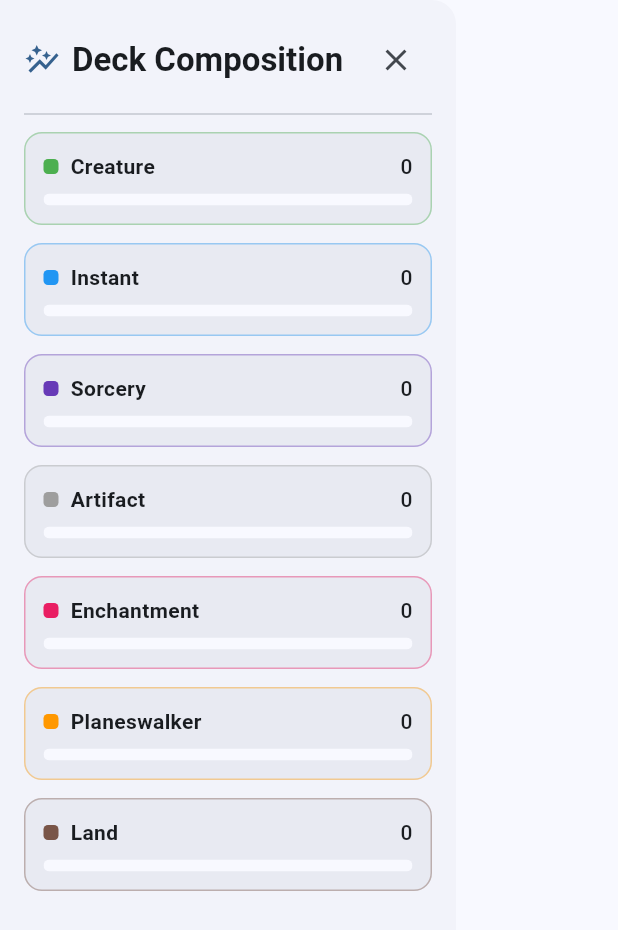
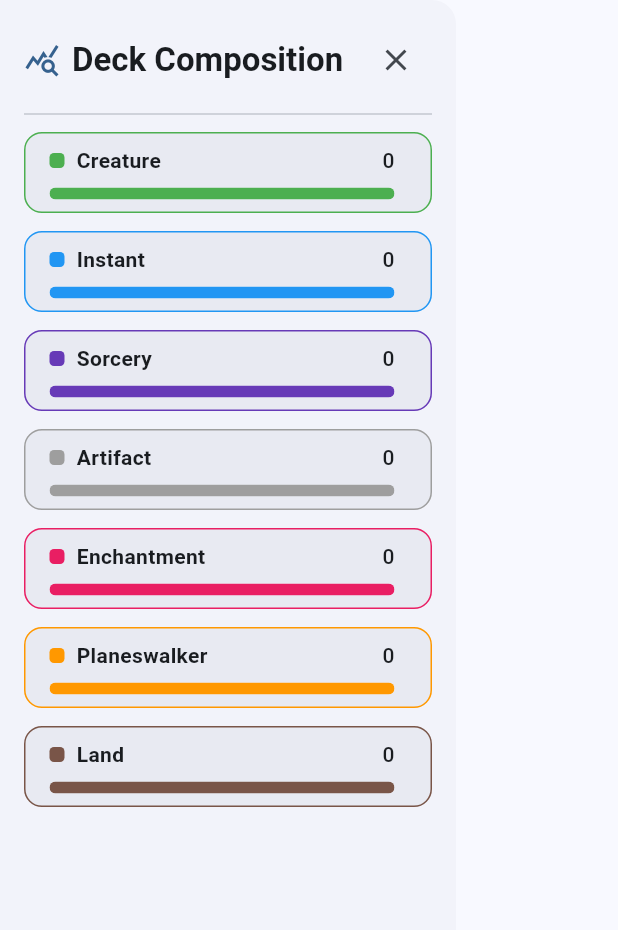
Before and after one commit to CollinDietz/edhrec_commander_tinder, a Flutter app: the DeckCompositionDrawer widget shown alone on an empty page, opened directly with empty values, on a phone screen of 412 x 824 dp. Shown: the top 930 px of the screen. Run offline on Flutter 3.47's test engine with Material 3 defaults, Android fonts, the phone set to English and light mode, and no system bars; our stand-ins replace flutter_svg, swipe_cards.

Commit message:
Looking good

```diff
--- /dev/null
+++ b/lib/widgets/category_tile.dart
@@ -0,0 +1,36 @@
+import 'package:flutter/material.dart';
+
+const categoryColors = <String, Color>{
+  'Creature': Colors.green,
+  'Instant': Colors.blue,
+  'Sorcery': Colors.deepPurple,
+  'Artifact': Colors.grey,
+  'Enchantment': Colors.pink,
+  'Planeswalker': Colors.orange,
+  'Land': Colors.brown,
+};
+
+class CategoryTile extends StatelessWidget {
+  final String category;
+  final Widget child;
+  const CategoryTile({required this.child, required this.category});
+
+  @override
+  Widget build(BuildContext context) {
+    final theme = Theme.of(context);
+
+    return ListTile(
+      title: child,
+      tileColor: theme.colorScheme.surfaceVariant.withOpacity(0.5),
+      shape: RoundedRectangleBorder(
+        side: BorderSide(
+          color: categoryColors[category]!.withOpacity(1),
+          width: 1, // thicker border
+        ),
+        borderRadius: BorderRadius.circular(12),
+      ),
+      // dense: true,
+      visualDensity: VisualDensity.compact,
+    );
+  }
+}
--- a/lib/widgets/deck_composition_drawer.dart
+++ b/lib/widgets/deck_composition_drawer.dart
@@ -1,3 +1,4 @@
+import 'package:edhrec_commander_tinder/widgets/category_tile.dart';
 import 'package:flutter/material.dart';
 import 'package:provider/provider.dart';
 import 'package:edhrec_commander_tinder/controllers/deck_controller.dart';
@@ -7,15 +8,26 @@ class DeckCompositionDrawer extends StatelessWidget {
   final DeckController deckCtrl;
   const DeckCompositionDrawer({super.key, required this.deckCtrl});
 
-  static final _categories = <_CatSpec>[
-    _CatSpec('Creature', Colors.green, (t) => t.contains('Creature')),
-    _CatSpec('Instant', Colors.blue, (t) => t.contains('Instant')),
-    _CatSpec('Sorcery', Colors.deepPurple, (t) => t.contains('Sorcery')),
-    _CatSpec('Artifact', Colors.grey, (t) => t.contains('Artifact')),
-    _CatSpec('Enchantment', Colors.pink, (t) => t.contains('Enchantment')),
-    _CatSpec('Planeswalker', Colors.orange, (t) => t.contains('Planeswalker')),
-    _CatSpec('Land', Colors.brown, (t) => t.contains('Land')),
-  ];
+  Widget _titleRow(BuildContext context) {
+    return Row(
+      children: [
+        Icon(Icons.query_stats, color: Theme.of(context).colorScheme.primary),
+        const SizedBox(width: 8),
+        Text(
+          'Deck Composition',
+          style: Theme.of(
+            context,
+          ).textTheme.titleLarge?.copyWith(fontWeight: FontWeight.w600),
+        ),
+        const Spacer(),
+        IconButton(
+          tooltip: 'Close',
+          icon: const Icon(Icons.close),
+          onPressed: () => Navigator.of(context).maybePop(),
+        ),
+      ],
+    );
+  }
 
   @override
   Widget build(BuildContext context) {
@@ -35,40 +47,24 @@ class DeckCompositionDrawer extends StatelessWidget {
           child: Column(
             crossAxisAlignment: CrossAxisAlignment.start,
             children: [
-              Row(
-                children: [
-                  Icon(
-                    Icons.auto_graph,
-                    color: Theme.of(context).colorScheme.primary,
-                  ),
-                  const SizedBox(width: 8),
-                  Text(
-                    'Deck Composition',
-                    style: Theme.of(context).textTheme.titleLarge?.copyWith(
-                      fontWeight: FontWeight.w600,
-                    ),
-                  ),
-                  const Spacer(),
-                  IconButton(
-                    tooltip: 'Close',
-                    icon: const Icon(Icons.close),
-                    onPressed: () => Navigator.of(context).maybePop(),
-                  ),
-                ],
-              ),
+              _titleRow(context),
               const Divider(height: 24),
               Expanded(
                 child: ListView.separated(
-                  itemCount: _categories.length,
+                  itemCount: categoryColors.length,
                   separatorBuilder: (_, __) => const SizedBox(height: 12),
                   itemBuilder: (context, i) {
-                    final spec = _categories[i];
+                    final spec = categoryColors.entries.elementAt(i);
                     final count = cards
-                        .where((c) => spec.predicate(c.type))
+                        .where(
+                          (c) =>
+                              c.type == categoryColors.entries.elementAt(i).key,
+                        )
                         .length;
-                    final pct = count / totalTarget;
-                    return _CategoryTile(
-                      spec: spec,
+                    final pct = count / cards.length;
+                    return _CategoryProgress(
+                      category: spec.key,
+                      color: spec.value,
                       count: count,
                       percent: pct,
                     );
@@ -83,19 +79,14 @@ class DeckCompositionDrawer extends StatelessWidget {
   }
 }
 
-class _CatSpec {
-  final String label;
+class _CategoryProgress extends StatelessWidget {
+  final String category;
   final Color color;
-  final bool Function(String) predicate;
-  const _CatSpec(this.label, this.color, this.predicate);
-}
-
-class _CategoryTile extends StatelessWidget {
-  final _CatSpec spec;
   final int count;
   final double percent;
-  const _CategoryTile({
-    required this.spec,
+  const _CategoryProgress({
+    required this.category,
+    required this.color,
     required this.count,
     required this.percent,
   });
@@ -103,13 +94,8 @@ class _CategoryTile extends StatelessWidget {
   @override
   Widget build(BuildContext context) {
     final theme = Theme.of(context);
-    return Container(
-      padding: const EdgeInsets.all(12),
-      decoration: BoxDecoration(
-        color: theme.colorScheme.surfaceVariant.withOpacity(0.5),
-        borderRadius: BorderRadius.circular(12),
-        border: Border.all(color: spec.color.withOpacity(0.4)),
-      ),
+    return CategoryTile(
+      category: category,
       child: Column(
         crossAxisAlignment: CrossAxisAlignment.start,
         children: [
@@ -119,14 +105,14 @@ class _CategoryTile extends StatelessWidget {
                 width: 10,
                 height: 10,
                 decoration: BoxDecoration(
-                  color: spec.color,
+                  color: color,
                   borderRadius: BorderRadius.circular(3),
                 ),
               ),
               const SizedBox(width: 8),
               Expanded(
                 child: Text(
-                  spec.label,
+                  category,
                   style: theme.textTheme.bodyMedium?.copyWith(
                     fontWeight: FontWeight.w600,
                   ),
@@ -142,7 +128,7 @@ class _CategoryTile extends StatelessWidget {
               minHeight: 8,
               value: percent.clamp(0, 1),
               backgroundColor: theme.colorScheme.surface,
-              valueColor: AlwaysStoppedAnimation(spec.color),
+              valueColor: AlwaysStoppedAnimation(color),
             ),
           ),
         ],
--- a/lib/widgets/draft_progress_bar.dart
+++ b/lib/widgets/draft_progress_bar.dart
@@ -35,7 +35,7 @@ class DraftProgressBar extends StatelessWidget {
         children: [
           IconButton(
             tooltip: 'Deck Composition',
-            icon: const Icon(Icons.auto_graph),
+            icon: const Icon(Icons.query_stats),
             onPressed: () => Scaffold.of(context).openDrawer(),
           ),
           CountLabel(totalCount: totalCount),
--- a/lib/widgets/finish_button.dart
+++ b/lib/widgets/finish_button.dart
@@ -7,6 +7,12 @@ class FinishButton extends StatelessWidget {
   @override
   Widget build(BuildContext context) {
     return ElevatedButton(
+      style: ElevatedButton.styleFrom(
+        visualDensity: VisualDensity.compact,
+        padding: const EdgeInsets.symmetric(horizontal: 8, vertical: 4),
+        minimumSize: const Size(64, 32),
+        textStyle: const TextStyle(fontSize: 12),
+      ),
       onPressed: () => Navigator.pushReplacement(
         context,
         MaterialPageRoute(builder: (_) => const FinishedScreen()),
```
Also changed, not shown: lib/controllers/deck_controller.dart (+28 -10 lines), lib/widgets/deck_panel.dart (+65 -27 lines).
